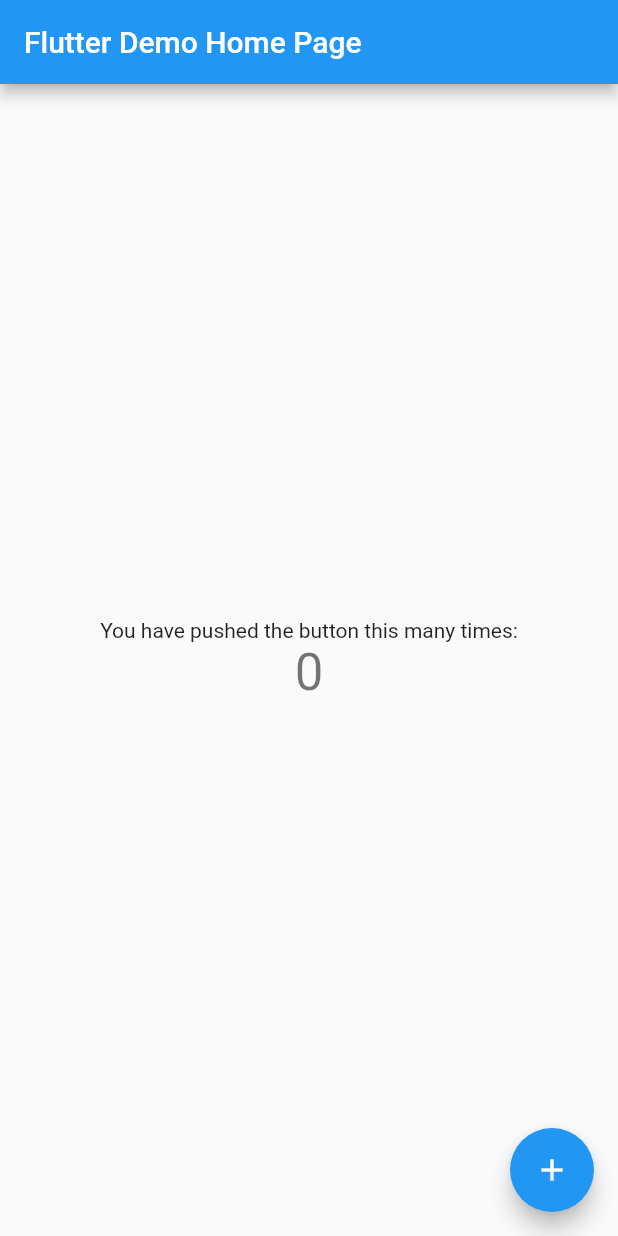
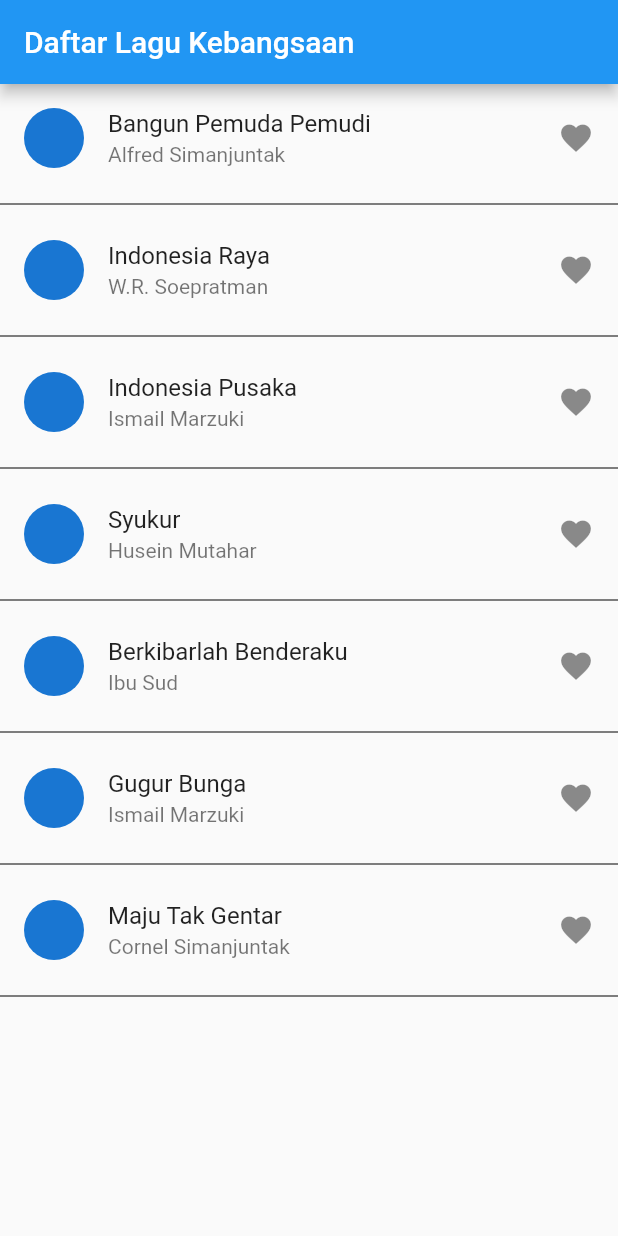
Before and after one commit to Priyasan181/katalog-flutter, a Flutter app: the screen it shows after launch, on a phone screen of 412 x 824 dp. Run offline on Flutter 3.47's test engine with Material 2 defaults, Android fonts, the phone set to English and light mode, and no system bars; missing offline and left inert: dart:html.

Commit message:
daftar judul lagu

```diff
--- a/lib/main.dart
+++ b/lib/main.dart
@@ -1,7 +1,8 @@
 import 'package:flutter/material.dart';
+import 'package:flutter_application_1/screens/Home.dart';
 
 void main() {
-  runApp(const MyApp());
+  runApp(const home());
 }
 
 class MyApp extends StatelessWidget {
--- /dev/null
+++ b/lib/screens/Home.dart
@@ -0,0 +1,106 @@
+import 'dart:html';
+
+import 'package:flutter/material.dart';
+
+class home extends StatelessWidget {
+  const home({Key? key}) : super(key: key);
+
+  @override
+  Widget build(BuildContext context) {
+    return MaterialApp(
+      title: 'Tugas PBM Basic UI ',
+      home: Scaffold(
+          appBar: AppBar(
+            title: const Text("Daftar Lagu Kebangsaan"),
+          ),
+          body: ListView(
+            children: [
+              ListTile(
+                title: Text("Bangun Pemuda Pemudi"),
+                subtitle: Text("Alfred Simanjuntak"),
+                leading: CircleAvatar(),
+                trailing: Icon(Icons.favorite),
+                onTap: (){
+                  return;
+                },
+              ),
+              Divider(
+                color: Colors.black,
+              ),
+              ListTile(
+                title: Text("Indonesia Raya"),
+                subtitle: Text("W.R. Soepratman"),
+                leading: CircleAvatar(),
+                trailing: Icon(Icons.favorite),
+                onTap: (){
+                  return;
+                },
+              ),
+              Divider(
+                color: Colors.black,
+              ),
+              ListTile(
+                title: Text("Indonesia Pusaka"),
+                subtitle: Text("Ismail Marzuki"),
+                leading: CircleAvatar(),
+                trailing: Icon(Icons.favorite),
+                onTap: (){
+                  return;
+                },
+              ),
+              Divider(
+                color: Colors.black,
+              ),
+              ListTile(
+                title: Text("Syukur"),
+                subtitle: Text("Husein Mutahar"),
+                leading: CircleAvatar(),
+                trailing: Icon(Icons.favorite),
+                onTap: (){
+                  return;
+                },
+              ),
+              Divider(
+                color: Colors.black,
+              ),
+              ListTile(
+                title: Text("Berkibarlah Benderaku"),
+                subtitle: Text("Ibu Sud"),
+                leading: CircleAvatar(),
+                trailing: Icon(Icons.favorite),
+                onTap: (){
+                  return;
+                },
+              ),
+              Divider(
+                color: Colors.black,
+              ),
+              ListTile(
+                title: Text("Gugur Bunga"),
+                subtitle: Text("Ismail Marzuki"),
+                leading: CircleAvatar(),
+                trailing: Icon(Icons.favorite),
+                onTap: (){
+                  return;
+                },
+              ),
+              Divider(
+                color: Colors.black,
+              ),
+              ListTile(
+                title: Text("Maju Tak Gentar"),
+                subtitle: Text("Cornel Simanjuntak"),
+                leading: CircleAvatar(),
+                trailing: Icon(Icons.favorite),
+                onTap: (){
+                  return;
+                },
+              ),
+              Divider(
+                color: Colors.black,
+              ),
+            ],
+          )),
+    );
+  }
+}
```
